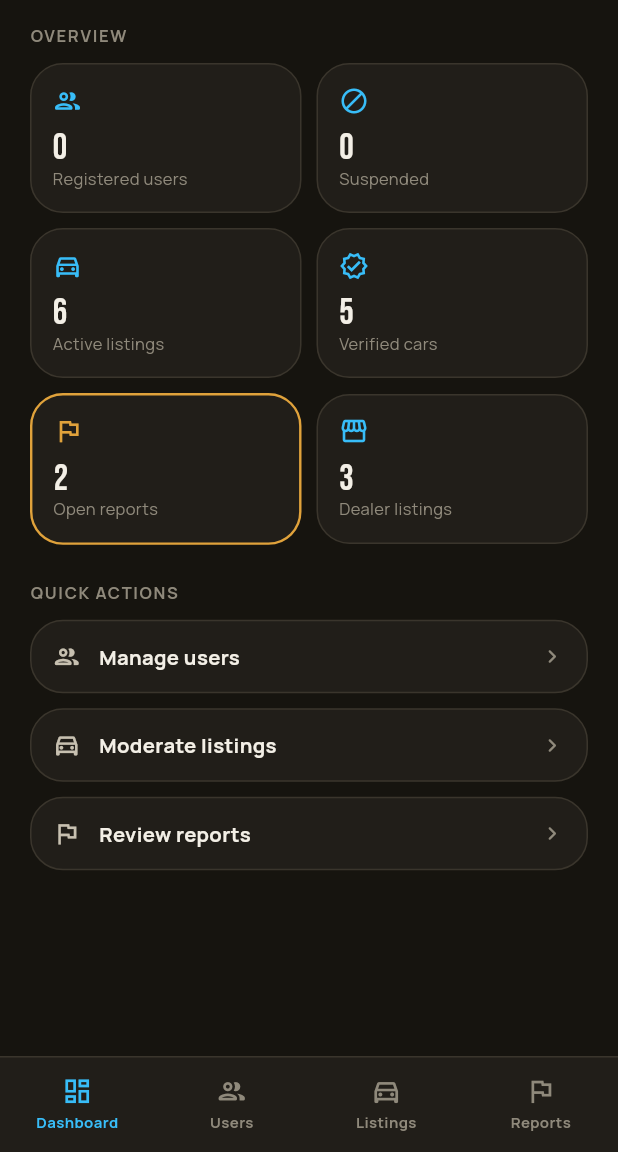
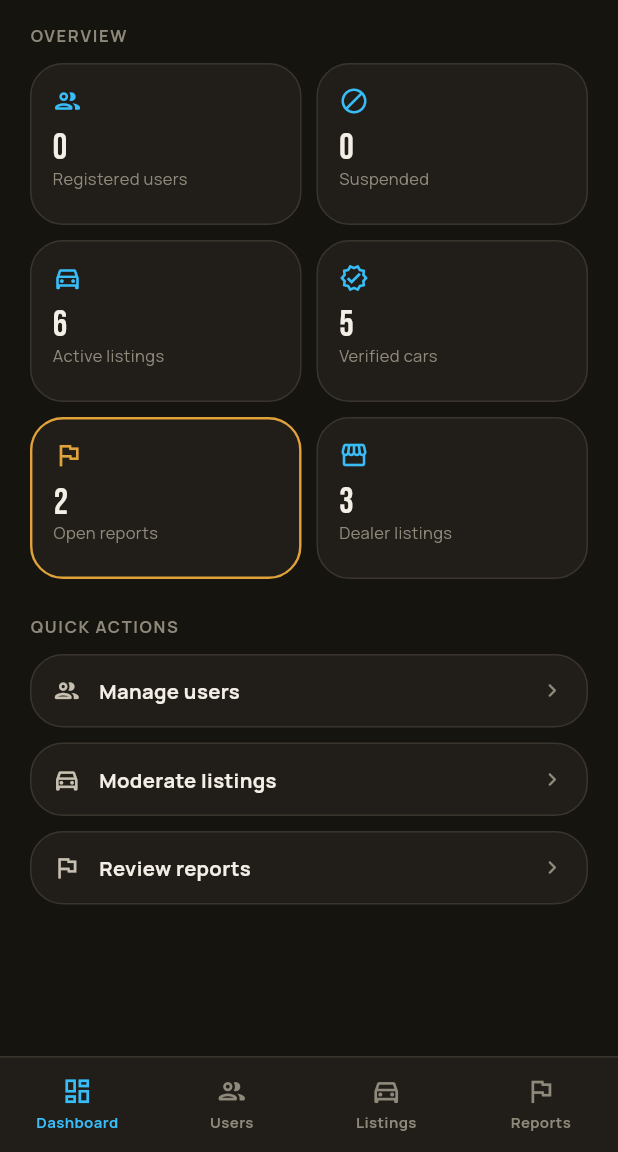
Before and after one commit to faizan-sattar/ncpcar.pk, a Flutter app: the AdminShell screen opened directly, on a phone screen of 412 x 824 dp, the part 84-1236 px from its top. Run offline on Flutter 3.47's test engine with Material 3 defaults, Android fonts, the phone set to English and light mode, and no system bars; our stand-ins replace image_picker.

Commit message:
Remove max-width caps on browsing/dashboard screens so they fill the viewport
- Home, Buy, and all Admin screens now use the full available width instead of a centered narrow column
- Featured cars grid shows more items and auto-fits columns on wide screens instead of stretching 3 cards
- Admin dashboard stat tiles reflow into an auto-fit grid

```diff
--- a/lib/screens/admin/admin_dashboard_screen.dart
+++ b/lib/screens/admin/admin_dashboard_screen.dart
@@ -3,7 +3,6 @@ import '../../auth/auth_controller.dart';
 import '../../admin/reports_store.dart';
 import '../../models/car_listing.dart';
 import '../../theme/app_theme.dart';
-import '../../theme/responsive.dart';
 
 class AdminDashboardScreen extends StatelessWidget {
   final ValueChanged<int> onGoToTab;
@@ -14,8 +13,6 @@ class AdminDashboardScreen extends StatelessWidget {
     final c = context.colors;
     return SafeArea(
       top: false,
-      child: ResponsiveContent(
-        maxWidth: 900,
       child: ListView(
         padding: const EdgeInsets.fromLTRB(20, 16, 20, 24),
         children: [
@@ -34,75 +31,57 @@ class AdminDashboardScreen extends StatelessWidget {
                     valueListenable: reportsStore,
                     builder: (context, reports, _) {
                       final openReports = reports.where((r) => r.status == ReportStatus.open).length;
-                      return Column(
-                        children: [
-                          Row(
-                            children: [
-                              Expanded(
-                                child: _StatTile(
+                      final tiles = [
+                        _StatTile(
                           icon: Icons.people_outline_rounded,
                           value: '${users.length}',
                           label: 'Registered users',
                           onTap: () => onGoToTab(1),
                         ),
-                              ),
-                              const SizedBox(width: 10),
-                              Expanded(
-                                child: _StatTile(
+                        _StatTile(
                           icon: Icons.block_rounded,
                           value: '$banned',
                           label: 'Suspended',
                           onTap: () => onGoToTab(1),
                         ),
-                              ),
-                            ],
-                          ),
-                          const SizedBox(height: 10),
-                          Row(
-                            children: [
-                              Expanded(
-                                child: _StatTile(
+                        _StatTile(
                           icon: Icons.directions_car_outlined,
                           value: '${listings.length}',
                           label: 'Active listings',
                           onTap: () => onGoToTab(2),
                         ),
-                              ),
-                              const SizedBox(width: 10),
-                              Expanded(
-                                child: _StatTile(
+                        _StatTile(
                           icon: Icons.verified_outlined,
                           value: '$verified',
                           label: 'Verified cars',
                           onTap: () => onGoToTab(2),
                         ),
-                              ),
-                            ],
-                          ),
-                          const SizedBox(height: 10),
-                          Row(
-                            children: [
-                              Expanded(
-                                child: _StatTile(
+                        _StatTile(
                           icon: Icons.flag_outlined,
                           value: '$openReports',
                           label: 'Open reports',
                           highlight: openReports > 0,
                           onTap: () => onGoToTab(3),
                         ),
-                              ),
-                              const SizedBox(width: 10),
-                              Expanded(
-                                child: _StatTile(
+                        _StatTile(
                           icon: Icons.storefront_outlined,
                           value: '${listings.where((c) => c.isDealer).length}',
                           label: 'Dealer listings',
                           onTap: () => onGoToTab(2),
                         ),
+                      ];
+                      return GridView.builder(
+                        shrinkWrap: true,
+                        physics: const NeverScrollableScrollPhysics(),
+                        padding: EdgeInsets.zero,
+                        gridDelegate: const SliverGridDelegateWithMaxCrossAxisExtent(
+                          maxCrossAxisExtent: 220,
+                          mainAxisExtent: 108,
+                          crossAxisSpacing: 10,
+                          mainAxisSpacing: 10,
                         ),
-                            ],
-                          ),
-                        ],
+                        itemCount: tiles.length,
+                        itemBuilder: (_, i) => tiles[i],
                       );
                     },
                   );
@@ -117,7 +96,6 @@ class AdminDashboardScreen extends StatelessWidget {
           _ActionRow(icon: Icons.directions_car_outlined, label: 'Moderate listings', onTap: () => onGoToTab(2)),
           _ActionRow(icon: Icons.flag_outlined, label: 'Review reports', onTap: () => onGoToTab(3)),
         ],
-        ),
       ),
     );
   }
--- a/lib/screens/admin/admin_listings_screen.dart
+++ b/lib/screens/admin/admin_listings_screen.dart
@@ -1,7 +1,6 @@
 import 'package:flutter/material.dart';
 import '../../models/car_listing.dart';
 import '../../theme/app_theme.dart';
-import '../../theme/responsive.dart';
 import '../../widgets/car_plate.dart';
 import '../../widgets/common.dart';
 
@@ -44,9 +43,7 @@ class AdminListingsScreen extends StatelessWidget {
     final c = context.colors;
     return SafeArea(
       top: false,
-      child: ResponsiveContent(
-        maxWidth: 900,
-        child: ValueListenableBuilder<List<CarListing>>(
+      child: ValueListenableBuilder<List<CarListing>>(
         valueListenable: listingsStore,
         builder: (context, listings, _) {
           if (listings.isEmpty) {
@@ -119,7 +116,6 @@ class AdminListingsScreen extends StatelessWidget {
             },
           );
         },
-        ),
       ),
     );
   }
--- a/lib/screens/admin/admin_reports_screen.dart
+++ b/lib/screens/admin/admin_reports_screen.dart
@@ -1,7 +1,6 @@
 import 'package:flutter/material.dart';
 import '../../admin/reports_store.dart';
 import '../../theme/app_theme.dart';
-import '../../theme/responsive.dart';
 import '../../widgets/common.dart';
 
 class AdminReportsScreen extends StatelessWidget {
@@ -12,9 +11,7 @@ class AdminReportsScreen extends StatelessWidget {
     final c = context.colors;
     return SafeArea(
       top: false,
-      child: ResponsiveContent(
-        maxWidth: 900,
-        child: ValueListenableBuilder<List<AdminReport>>(
+      child: ValueListenableBuilder<List<AdminReport>>(
         valueListenable: reportsStore,
         builder: (context, reports, _) {
           if (reports.isEmpty) {
@@ -75,7 +72,6 @@ class AdminReportsScreen extends StatelessWidget {
             },
           );
         },
-        ),
       ),
     );
   }
--- a/lib/screens/admin/admin_users_screen.dart
+++ b/lib/screens/admin/admin_users_screen.dart
@@ -1,7 +1,6 @@
 import 'package:flutter/material.dart';
 import '../../auth/auth_controller.dart';
 import '../../theme/app_theme.dart';
-import '../../theme/responsive.dart';
 import '../../widgets/common.dart';
 
 class AdminUsersScreen extends StatelessWidget {
@@ -12,9 +11,7 @@ class AdminUsersScreen extends StatelessWidget {
     final c = context.colors;
     return SafeArea(
       top: false,
-      child: ResponsiveContent(
-        maxWidth: 900,
-        child: ValueListenableBuilder<String?>(
+      child: ValueListenableBuilder<String?>(
         valueListenable: authController,
         builder: (context, _, _) {
           final users = authController.allAccounts;
@@ -87,7 +84,6 @@ class AdminUsersScreen extends StatelessWidget {
             },
           );
         },
-        ),
       ),
     );
   }
--- a/lib/screens/buy_screen.dart
+++ b/lib/screens/buy_screen.dart
@@ -1,7 +1,6 @@
 import 'package:flutter/material.dart';
 import '../models/car_listing.dart';
 import '../theme/app_theme.dart';
-import '../theme/responsive.dart';
 import '../widgets/common.dart';
 import '../widgets/listing_card.dart';
 import 'car_details_screen.dart';
@@ -44,9 +43,7 @@ class _BuyScreenState extends State<BuyScreen> {
   Widget build(BuildContext context) {
     final c = context.colors;
     return SafeArea(
-      child: ResponsiveContent(
-        maxWidth: 1100,
-        child: ValueListenableBuilder<CarFilters>(
+      child: ValueListenableBuilder<CarFilters>(
         valueListenable: activeFilters,
         builder: (context, filters, _) => Column(
           children: [
@@ -177,7 +174,6 @@ class _BuyScreenState extends State<BuyScreen> {
             ),
           ],
         ),
-        ),
       ),
     );
   }
```
Also changed, not shown: lib/screens/home_screen.dart (+15 -18 lines). Lines whose indentation alone changed are shown as unchanged.
